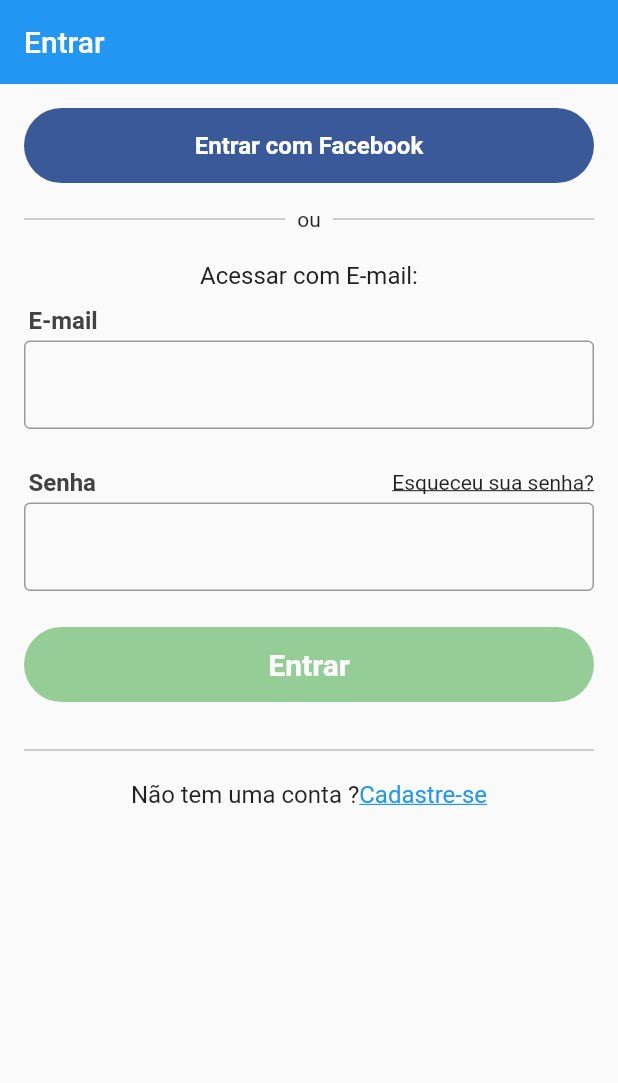
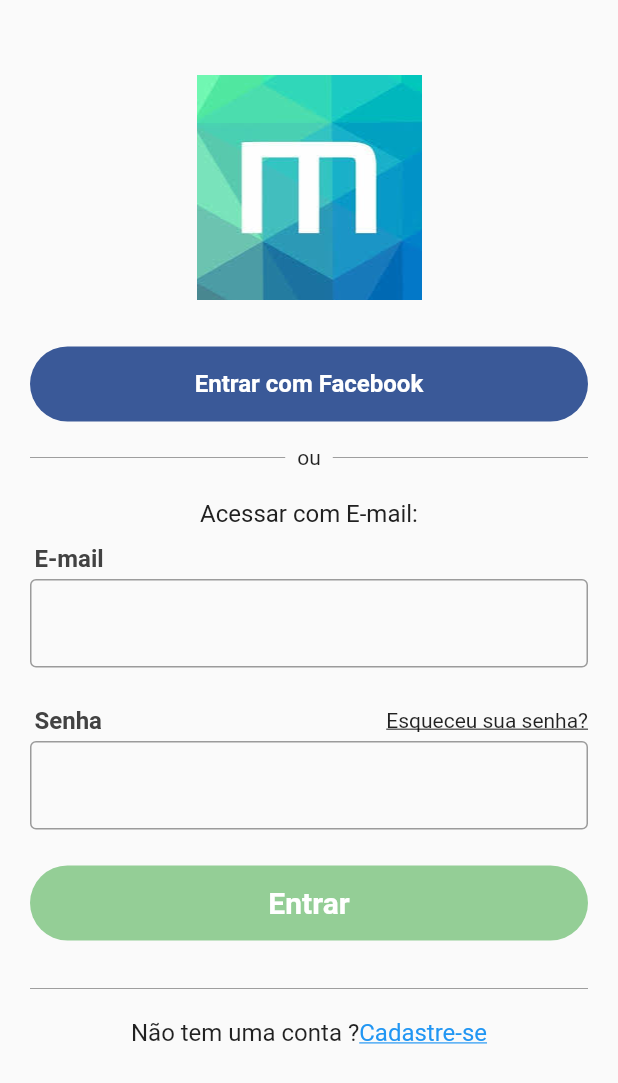
Before and after one commit to SergioJunnior/Teste-Monitora, a Flutter app: the screen it shows after launch, on a phone screen of 412 x 824 dp. Shown: the top 1083 px of the screen. Run offline on Flutter 3.47's test engine with Material 2 defaults, Android fonts, the phone set to English and light mode, and no system bars; our stand-ins replace rxdart.

Commit message:
Ajustes que o lider pediu na tela de login

```diff
--- a/teste_lider/lib/main.dart
+++ b/teste_lider/lib/main.dart
@@ -10,9 +10,6 @@ class MyApp extends StatelessWidget {
     return MaterialApp(
       title: 'Teste Lider',
       debugShowCheckedModeBanner: false,
-      theme: ThemeData(
-        primarySwatch: Colors.blue,
-      ),
       home: LoginScreen(),
     );
   }
--- a/teste_lider/lib/screens/login_screen.dart
+++ b/teste_lider/lib/screens/login_screen.dart
@@ -17,15 +17,20 @@ class _LoginScreenState extends State < LoginScreen > {
   @override
   Widget build(BuildContext context) {
     return Scaffold(
-      appBar: AppBar(
-        elevation: 0,
-        title: const Text("Entrar"),
-      ),
       body: SingleChildScrollView(
-        child: Padding(padding: const EdgeInsets.symmetric(horizontal: 16),
+        child: Padding(padding: const EdgeInsets.symmetric(horizontal: 20),
           child: Column(
             crossAxisAlignment: CrossAxisAlignment.stretch,
             children: < Widget > [
+              ClipRRect(
+                child: Container(
+                  padding: EdgeInsets.only(top: 50, bottom: 15, ),
+                  child: Image.asset(
+                    'images/logo.jpg',
+                    height: 150,
+                  ),
+                )
+              ),
               FacebookButton(_loginBloc),
               Ordivider(),
               Padding(padding: const EdgeInsets.only(top: 20, bottom: 11),
@@ -113,18 +118,18 @@ class _LoginScreenState extends State < LoginScreen > {
                 padding: const EdgeInsets.symmetric(vertical: 12),
                   child: Row(
                     mainAxisAlignment: MainAxisAlignment.center,
-                  children: <Widget>[
+                    children: < Widget > [
                       const Text(
                           "Não tem uma conta ?",
-                      style: TextStyle(fontSize:16),
+                          style: TextStyle(fontSize: 16),
                         ),
                         GestureDetector(
-                        onTap:(){
+                          onTap: () {
                             //Navigator.of(context).push(MaterialPageRoute(builder: (context)=> SignUpScreen()));
                           },
                           child: Text(
                             "Cadastre-se",
-                          style:TextStyle(
+                            style: TextStyle(
                               decoration: TextDecoration.underline,
                               color: Colors.blue,
                               fontSize: 16,
--- a/teste_lider/pubspec.yaml
+++ b/teste_lider/pubspec.yaml
@@ -56,8 +56,8 @@ flutter:
   # the material Icons class.
   uses-material-design: true
   # To add assets to your application, add an assets section, like this:
-  # assets:
-  #  - images/a_dot_burr.jpeg
+  assets:
+    - images/logo.jpg
   #  - images/a_dot_ham.jpeg
   # An image asset can refer to one or more resolution-specific "variants", see
   # https://flutter.dev/assets-and-images/#resolution-aware.
```
Also changed, not shown: teste_lider/images/logo.jpg (added). Lines whose indentation alone changed are shown as unchanged.
